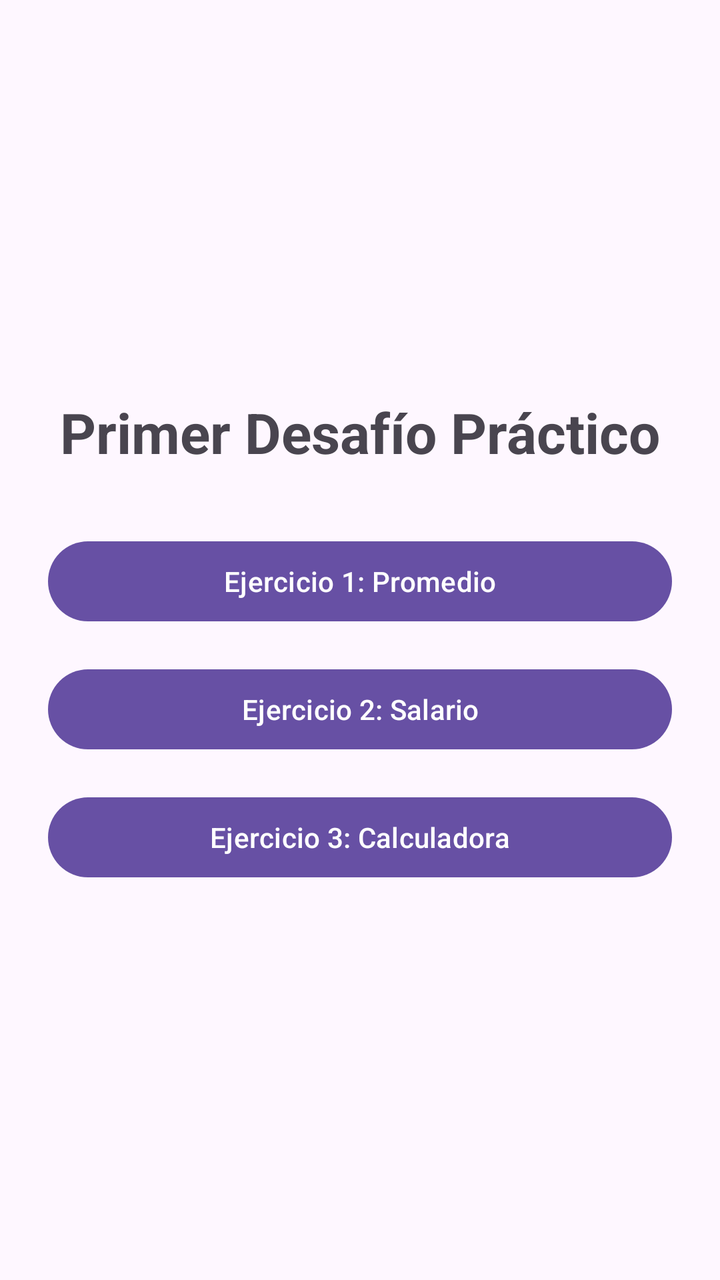
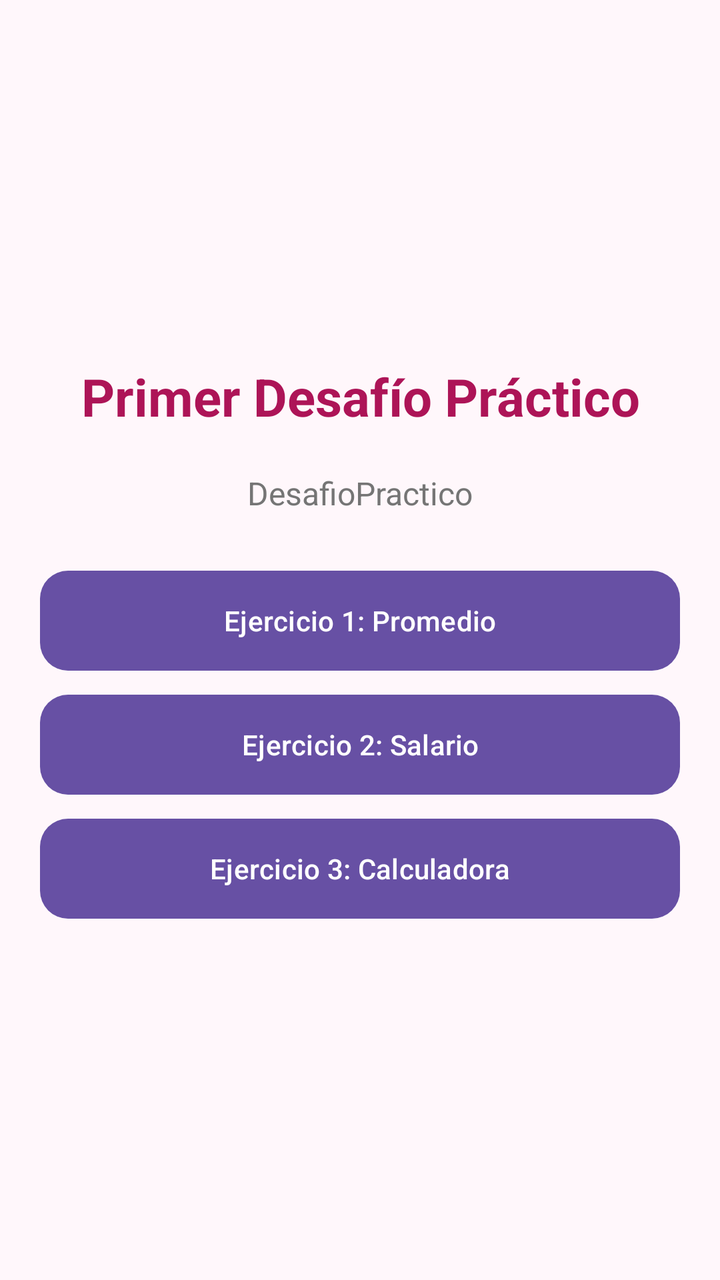

Before-and-after screenshots of an Android layout around one commit, followed by the original layout XML and the change that was made.
<!-- AndroidManifest.xml: application theme Theme.DesafioPractico -->
<!-- res/layout/activity_main.xml -->
<?xml version="1.0" encoding="utf-8"?>
<LinearLayout xmlns:android="http://schemas.android.com/apk/res/android"
    android:layout_width="match_parent"
    android:layout_height="match_parent"
    android:orientation="vertical"
    android:gravity="center"
    android:padding="24dp">

    <TextView
        android:layout_width="wrap_content"
        android:layout_height="wrap_content"
        android:text="@string/titulo_principal"
        android:textSize="28sp"
        android:textStyle="bold"
        android:layout_marginBottom="32dp" />

    <Button
        android:id="@+id/btnEjercicio1"
        android:layout_width="match_parent"
        android:layout_height="wrap_content"
        android:text="@string/ejercicio_1"
        android:layout_marginBottom="16dp" />

    <Button
        android:id="@+id/btnEjercicio2"
        android:layout_width="match_parent"
        android:layout_height="wrap_content"
        android:text="@string/ejercicio_2"
        android:layout_marginBottom="16dp" />

    <Button
        android:id="@+id/btnEjercicio3"
        android:layout_width="match_parent"
        android:layout_height="wrap_content"
        android:text="@string/ejercicio_3" />

</LinearLayout>
<!-- resources referenced by this layout -->
<resources>
  <string name="ejercicio_1">Ejercicio 1: Promedio</string>
  <string name="ejercicio_2">Ejercicio 2: Salario</string>
  <string name="ejercicio_3">Ejercicio 3: Calculadora</string>
  <string name="titulo_principal">Primer Desafío Práctico</string>
  <style name="Theme.DesafioPractico" parent="Base.Theme.DesafioPractico" />
  <style name="Base.Theme.DesafioPractico" parent="Theme.Material3.DayNight.NoActionBar">
          
          
      </style>
</resources>

<!-- the commit's change to res/layout/activity_main.xml (unified diff, before → after) -->
@@ -1,37 +1,56 @@
 <?xml version="1.0" encoding="utf-8"?>
-<LinearLayout xmlns:android="http://schemas.android.com/apk/res/android"
+<LinearLayout
+    xmlns:android="http://schemas.android.com/apk/res/android"
     android:layout_width="match_parent"
     android:layout_height="match_parent"
     android:orientation="vertical"
     android:gravity="center"
-    android:padding="24dp">
+    android:padding="@dimen/margen_principal"
+    android:background="@color/fondo_principal">
 
     <TextView
-        android:layout_width="wrap_content"
+        android:layout_width="match_parent"
         android:layout_height="wrap_content"
         android:text="@string/titulo_principal"
-        android:textSize="28sp"
+        android:textSize="@dimen/texto_titulo"
         android:textStyle="bold"
-        android:layout_marginBottom="32dp" />
+        android:textColor="@color/fucsia_oscuro"
+        android:gravity="center"
+        android:layout_marginBottom="@dimen/margen_titulo" />
+
+    <TextView
+        android:layout_width="match_parent"
+        android:layout_height="wrap_content"
+        android:text="@string/app_name"
+        android:textSize="16sp"
+        android:textColor="@color/texto_secundario"
+        android:gravity="center"
+        android:layout_marginBottom="28dp" />
 
     <Button
         android:id="@+id/btnEjercicio1"
         android:layout_width="match_parent"
-        android:layout_height="wrap_content"
+        android:layout_height="@dimen/altura_boton"
         android:text="@string/ejercicio_1"
-        android:layout_marginBottom="16dp" />
+        android:textColor="@color/blanco"
+        android:background="@drawable/boton_fucsia"
+        android:layout_marginBottom="@dimen/margen_campo" />
 
     <Button
         android:id="@+id/btnEjercicio2"
         android:layout_width="match_parent"
-        android:layout_height="wrap_content"
+        android:layout_height="@dimen/altura_boton"
         android:text="@string/ejercicio_2"
-        android:layout_marginBottom="16dp" />
+        android:textColor="@color/blanco"
+        android:background="@drawable/boton_fucsia"
+        android:layout_marginBottom="@dimen/margen_campo" />
 
     <Button
         android:id="@+id/btnEjercicio3"
         android:layout_width="match_parent"
-        android:layout_height="wrap_content"
-        android:text="@string/ejercicio_3" />
+        android:layout_height="@dimen/altura_boton"
+        android:text="@string/ejercicio_3"
+        android:textColor="@color/blanco"
+        android:background="@drawable/boton_fucsia" />
 
 </LinearLayout>
<!-- resource entries referenced after the edit -->
@@ -1,10 +1,37 @@
 <!-- resources referenced by this layout -->
 <resources>
+  <color name="blanco">#FFFFFF</color>
+  <color name="fondo_principal">#FFF7FB</color>
+  <color name="fucsia_oscuro">#AD1457</color>
+  <color name="texto_secundario">#757575</color>
+  <dimen name="altura_boton">50dp</dimen>
+  <dimen name="margen_campo">12dp</dimen>
+  <dimen name="margen_principal">20dp</dimen>
+  <dimen name="margen_titulo">20dp</dimen>
+  <dimen name="texto_titulo">26sp</dimen>
+  <!-- drawable boton_fucsia (drawable) -->
+  <?xml version="1.0" encoding="utf-8"?>
+  <shape xmlns:android="http://schemas.android.com/apk/res/android"
+      android:shape="rectangle">
+  
+      <solid android:color="@color/fucsia_principal" />
+  
+      <corners android:radius="14dp" />
+  
+      <padding
+          android:left="12dp"
+          android:top="8dp"
+          android:right="12dp"
+          android:bottom="8dp" />
+  
+  </shape>
+  <string name="app_name">DesafioPractico</string>
   <string name="ejercicio_1">Ejercicio 1: Promedio</string>
   <string name="ejercicio_2">Ejercicio 2: Salario</string>
   <string name="ejercicio_3">Ejercicio 3: Calculadora</string>
   <string name="titulo_principal">Primer Desafío Práctico</string>
   <style name="Theme.DesafioPractico" parent="Base.Theme.DesafioPractico" />
+  <color name="fucsia_principal">#D81B60</color>
   <style name="Base.Theme.DesafioPractico" parent="Theme.Material3.DayNight.NoActionBar">
           
           
